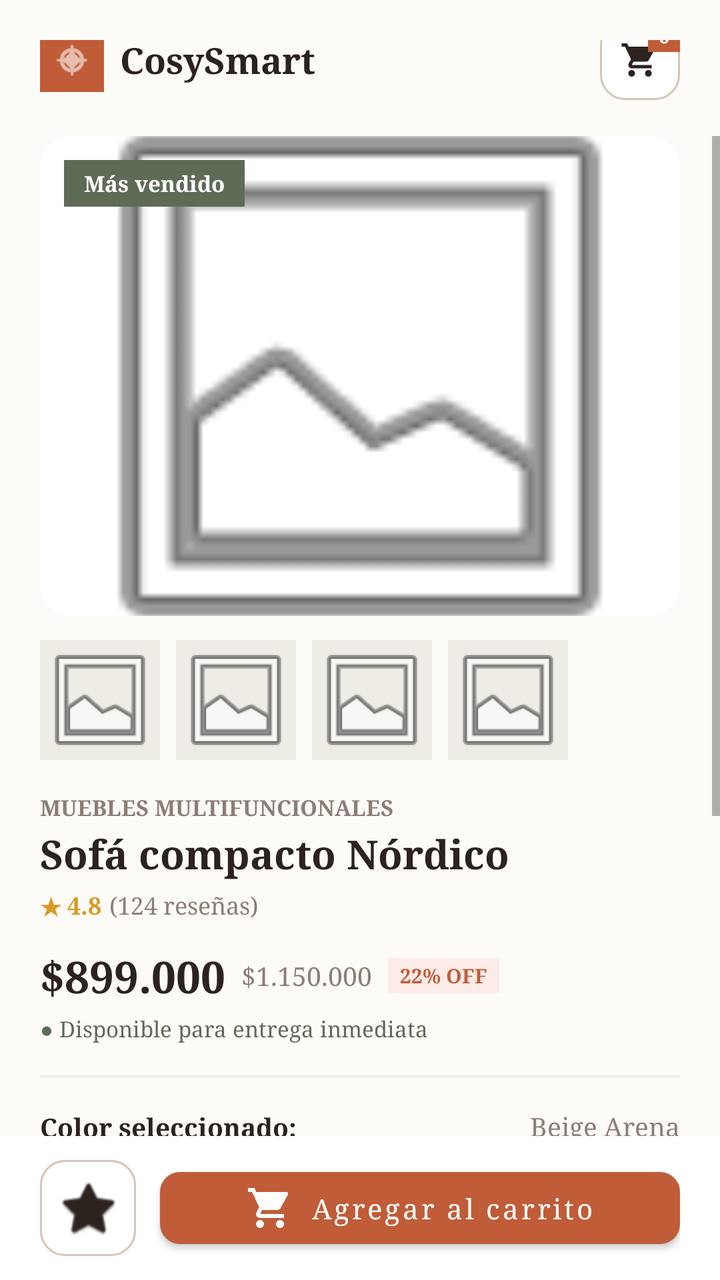
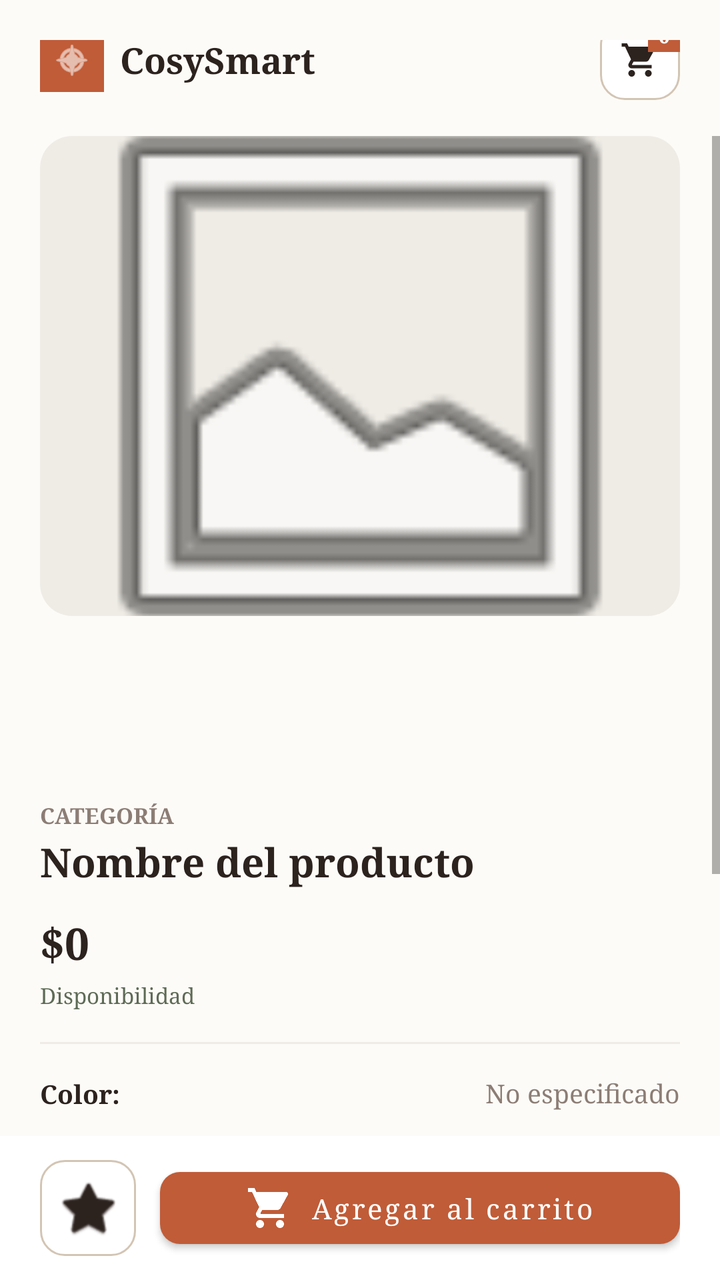

An Android layout rendered at two revisions. The XML below is the earlier revision; the diff shows what the commit changed to produce the second picture.
<!-- AndroidManifest.xml: application theme Theme.CosySmart -->
<!-- res/layout/activity_product_detail.xml -->
<?xml version="1.0" encoding="utf-8"?>
<androidx.constraintlayout.widget.ConstraintLayout xmlns:android="http://schemas.android.com/apk/res/android"
    xmlns:app="http://schemas.android.com/apk/res-auto"
    android:layout_width="match_parent"
    android:layout_height="match_parent"
    android:background="#FDFBF7">

    
    <RelativeLayout
        android:id="@+id/layoutHeaderTop"
        android:layout_width="match_parent"
        android:layout_height="wrap_content"
        android:paddingHorizontal="20dp"
        android:paddingTop="20dp"
        app:layout_constraintTop_toTopOf="parent">

        <LinearLayout
            android:layout_width="wrap_content"
            android:layout_height="wrap_content"
            android:layout_centerVertical="true"
            android:gravity="center_vertical"
            android:orientation="horizontal">

            <ImageView
                android:layout_width="32dp"
                android:layout_height="32dp"
                android:background="#C05C38"
                android:padding="6dp"
                android:src="@android:drawable/ic_menu_compass"
                app:tint="#FFFFFF" />

            <TextView
                android:layout_width="wrap_content"
                android:layout_height="wrap_content"
                android:layout_marginStart="8dp"
                android:text="CosySmart"
                android:textColor="#2C221E"
                android:textSize="18sp"
                android:textStyle="bold" />
        </LinearLayout>

        <RelativeLayout
            android:id="@+id/btnTopCart"
            android:layout_width="40dp"
            android:layout_height="40dp"
            android:layout_alignParentEnd="true"
            android:layout_centerVertical="true"
            android:background="@drawable/bg_search_input">

            <ImageView
                android:layout_width="20dp"
                android:layout_height="20dp"
                android:layout_centerInParent="true"
                android:src="@drawable/ic_shopping"
                app:tint="#2C221E" />

            <TextView
                android:id="@+id/tvCartBadge"
                android:layout_width="16dp"
                android:layout_height="16dp"
                android:layout_alignParentEnd="true"
                android:layout_alignParentTop="true"
                android:background="#C05C38"
                android:gravity="center"
                android:text="0"
                android:textColor="#FFFFFF"
                android:textSize="10sp"
                android:textStyle="bold" />
        </RelativeLayout>
    </RelativeLayout>

    
    <ScrollView
        android:layout_width="match_parent"
        android:layout_height="0dp"
        android:layout_marginTop="8dp"
        android:clipToPadding="false"
        android:paddingBottom="16dp"
        app:layout_constraintBottom_toTopOf="@id/layoutBottomBar"
        app:layout_constraintTop_toBottomOf="@id/layoutHeaderTop">

        <LinearLayout
            android:layout_width="match_parent"
            android:layout_height="wrap_content"
            android:orientation="vertical"
            android:paddingHorizontal="20dp">

            
            <RelativeLayout
                android:layout_width="match_parent"
                android:layout_height="240dp">

                <androidx.cardview.widget.CardView
                    android:layout_width="match_parent"
                    android:layout_height="match_parent"
                    app:cardCornerRadius="16dp"
                    app:cardElevation="0dp">

                    <ImageView
                        android:id="@+id/imgMainProduct"
                        android:layout_width="match_parent"
                        android:layout_height="match_parent"
                        android:scaleType="centerCrop"
                        android:src="@android:drawable/ic_menu_gallery" />
                </androidx.cardview.widget.CardView>

                <TextView
                    android:layout_width="wrap_content"
                    android:layout_height="wrap_content"
                    android:layout_marginStart="12dp"
                    android:layout_marginTop="12dp"
                    android:background="#5E6B56"
                    android:paddingHorizontal="10dp"
                    android:paddingVertical="4dp"
                    android:text="Más vendido"
                    android:textColor="#FFFFFF"
                    android:textSize="11sp"
                    android:textStyle="bold" />
            </RelativeLayout>

            
            <LinearLayout
                android:layout_width="match_parent"
                android:layout_height="60dp"
                android:layout_marginTop="12dp"
                android:orientation="horizontal">

                <ImageView
                    android:layout_width="60dp"
                    android:layout_height="match_parent"
                    android:layout_marginEnd="8dp"
                    android:background="#EFECE6"
                    android:scaleType="centerCrop"
                    android:src="@android:drawable/ic_menu_gallery" />

                <ImageView
                    android:layout_width="60dp"
                    android:layout_height="match_parent"
                    android:layout_marginEnd="8dp"
                    android:background="#EFECE6"
                    android:scaleType="centerCrop"
                    android:src="@android:drawable/ic_menu_gallery" />

                <ImageView
                    android:layout_width="60dp"
                    android:layout_height="match_parent"
                    android:layout_marginEnd="8dp"
                    android:background="#EFECE6"
                    android:scaleType="centerCrop"
                    android:src="@android:drawable/ic_menu_gallery" />

                <ImageView
                    android:layout_width="60dp"
                    android:layout_height="match_parent"
                    android:background="#EFECE6"
                    android:scaleType="centerCrop"
                    android:src="@android:drawable/ic_menu_gallery" />
            </LinearLayout>

            
            <TextView
                android:layout_width="wrap_content"
                android:layout_height="wrap_content"
                android:layout_marginTop="16dp"
                android:text="MUEBLES MULTIFUNCIONALES"
                android:textColor="#8C7D75"
                android:textSize="11sp"
                android:textStyle="bold" />

            <TextView
                android:id="@+id/tvProductName"
                android:layout_width="wrap_content"
                android:layout_height="wrap_content"
                android:layout_marginTop="2dp"
                android:text="Sofá compacto Nórdico"
                android:textColor="#2C221E"
                android:textSize="20sp"
                android:textStyle="bold" />

            
            <LinearLayout
                android:layout_width="wrap_content"
                android:layout_height="wrap_content"
                android:layout_marginTop="4dp"
                android:gravity="center_vertical"
                android:orientation="horizontal">

                <TextView
                    android:layout_width="wrap_content"
                    android:layout_height="wrap_content"
                    android:text="★ 4.8"
                    android:textColor="#D99B26"
                    android:textSize="12sp"
                    android:textStyle="bold" />

                <TextView
                    android:layout_width="wrap_content"
                    android:layout_height="wrap_content"
                    android:layout_marginStart="4dp"
                    android:text="(124 reseñas)"
                    android:textColor="#8C7D75"
                    android:textSize="12sp" />
            </LinearLayout>

            
            <LinearLayout
                android:layout_width="wrap_content"
                android:layout_height="wrap_content"
                android:layout_marginTop="12dp"
                android:gravity="center_vertical"
                android:orientation="horizontal">

                <TextView
                    android:id="@+id/tvProductPrice"
                    android:layout_width="wrap_content"
                    android:layout_height="wrap_content"
                    android:text="$899.000"
                    android:textColor="#2C221E"
                    android:textSize="22sp"
                    android:textStyle="bold" />

                <TextView
                    android:id="@+id/tvOldPrice"
                    android:layout_width="wrap_content"
                    android:layout_height="wrap_content"
                    android:layout_marginStart="8dp"
                    android:text="$1.150.000"
                    android:textColor="#8C7D75"
                    android:textSize="13sp" />

                <TextView
                    android:layout_width="wrap_content"
                    android:layout_height="wrap_content"
                    android:layout_marginStart="8dp"
                    android:background="#FCEBE6"
                    android:paddingHorizontal="6dp"
                    android:paddingVertical="2dp"
                    android:text="22% OFF"
                    android:textColor="#C05C38"
                    android:textSize="10sp"
                    android:textStyle="bold" />
            </LinearLayout>

            <TextView
                android:layout_width="wrap_content"
                android:layout_height="wrap_content"
                android:layout_marginTop="4dp"
                android:text="● Disponible para entrega inmediata"
                android:textColor="#5E6B56"
                android:textSize="11sp" />

            <View
                android:layout_width="match_parent"
                android:layout_height="1dp"
                android:layout_marginVertical="16dp"
                android:background="#EFECE6" />

            
            <RelativeLayout
                android:layout_width="match_parent"
                android:layout_height="wrap_content">

                <TextView
                    android:layout_width="wrap_content"
                    android:layout_height="wrap_content"
                    android:text="Color seleccionado:"
                    android:textColor="#2C221E"
                    android:textSize="13sp"
                    android:textStyle="bold" />

                <TextView
                    android:id="@+id/tvSelectedColor"
                    android:layout_width="wrap_content"
                    android:layout_height="wrap_content"
                    android:layout_alignParentEnd="true"
                    android:text="Beige Arena"
                    android:textColor="#8C7D75"
                    android:textSize="13sp" />
            </RelativeLayout>

            <LinearLayout
                android:layout_width="match_parent"
                android:layout_height="wrap_content"
                android:layout_marginTop="8dp"
                android:orientation="horizontal">

                <View
                    android:layout_width="32dp"
                    android:layout_height="32dp"
                    android:layout_marginEnd="10dp"
                    android:background="#D8C3A5" />

                <View
                    android:layout_width="32dp"
                    android:layout_height="32dp"
                    android:layout_marginEnd="10dp"
                    android:background="#6E7B68" />

                <View
                    android:layout_width="32dp"
                    android:layout_height="32dp"
                    android:layout_marginEnd="10dp"
                    android:background="#3E342F" />

                <View
                    android:layout_width="32dp"
                    android:layout_height="32dp"
                    android:background="#99948F" />
            </LinearLayout>

            
            <RelativeLayout
                android:layout_width="match_parent"
                android:layout_height="wrap_content"
                android:layout_marginTop="20dp">

                <TextView
                    android:layout_width="wrap_content"
                    android:layout_height="wrap_content"
                    android:layout_centerVertical="true"
                    android:text="Cantidad"
                    android:textColor="#2C221E"
                    android:textSize="13sp"
                    android:textStyle="bold" />

                <LinearLayout
                    android:layout_width="wrap_content"
                    android:layout_height="36dp"
                    android:layout_alignParentEnd="true"
                    android:background="@drawable/bg_search_input"
                    android:gravity="center_vertical"
                    android:orientation="horizontal"
                    android:paddingHorizontal="8dp">

                    <TextView
                        android:id="@+id/btnMinus"
                        android:layout_width="28dp"
                        android:layout_height="match_parent"
                        android:gravity="center"
                        android:text="-"
                        android:textColor="#2C221E"
                        android:textSize="16sp"
                        android:textStyle="bold" />

                    <TextView
                        android:id="@+id/tvQuantity"
                        android:layout_width="32dp"
                        android:layout_height="match_parent"
                        android:gravity="center"
                        android:text="1"
                        android:textColor="#2C221E"
                        android:textSize="14sp"
                        android:textStyle="bold" />

                    <TextView
                        android:id="@+id/btnPlus"
                        android:layout_width="28dp"
                        android:layout_height="match_parent"
                        android:gravity="center"
                        android:text="+"
                        android:textColor="#2C221E"
                        android:textSize="16sp"
                        android:textStyle="bold" />
                </LinearLayout>
            </RelativeLayout>

            
            <TextView
                android:layout_width="wrap_content"
                android:layout_height="wrap_content"
                android:layout_marginTop="20dp"
                android:text="Descripción"
                android:textColor="#2C221E"
                android:textSize="14sp"
                android:textStyle="bold" />

            <TextView
                android:layout_width="match_parent"
                android:layout_height="wrap_content"
                android:layout_marginTop="6dp"
                android:lineSpacingExtra="3dp"
                android:text="Diseñado para maximizar el confort y la funcionalidad en pocos metros. Este sofá combina líneas limpias de estilo nórdico con un tapizado suave y resistente, ideal para crear espacios de calma en casa."
                android:textColor="#7A6F68"
                android:textSize="12sp" />

        </LinearLayout>
    </ScrollView>

    
    <LinearLayout
        android:id="@+id/layoutBottomBar"
        android:layout_width="match_parent"
        android:layout_height="wrap_content"
        android:background="#FFFFFF"
        android:orientation="horizontal"
        android:paddingHorizontal="20dp"
        android:paddingVertical="12dp"
        app:layout_constraintBottom_toBottomOf="parent">

        <ImageButton
            android:id="@+id/btnFav"
            android:layout_width="48dp"
            android:layout_height="48dp"
            android:layout_marginEnd="12dp"
            android:background="@drawable/bg_search_input"
            android:contentDescription="Favorito"
            android:src="@android:drawable/btn_star_big_off"
            app:tint="#2C221E" />

        <com.google.android.material.button.MaterialButton
            android:id="@+id/btnAddToCart"
            android:layout_width="0dp"
            android:layout_height="48dp"
            android:layout_weight="1"
            android:text="Agregar al carrito"
            android:textAllCaps="false"
            android:textColor="#FFFFFF"
            android:textSize="14sp"
            app:backgroundTint="#C05C38"
            app:cornerRadius="10dp"
            app:icon="@drawable/ic_shopping"
            app:iconGravity="textStart"
            app:iconTint="#FFFFFF" />
    </LinearLayout>

</androidx.constraintlayout.widget.ConstraintLayout>
<!-- resources referenced by this layout -->
<resources>
  <!-- drawable bg_search_input (drawable) -->
  <?xml version="1.0" encoding="utf-8"?>
  <shape xmlns:android="http://schemas.android.com/apk/res/android"
      android:shape="rectangle">
      <solid android:color="#FFFFFF" />
      <corners android:radius="12dp" />
      <stroke
          android:width="1dp"
          android:color="#D3C5B4" />
  </shape>
  <!-- drawable ic_shopping (drawable) -->
  <vector xmlns:android="http://schemas.android.com/apk/res/android" android:height="24dp" android:tint="#C86D51" android:viewportHeight="24" android:viewportWidth="24" android:width="24dp">
        
      <path android:fillColor="@android:color/white" android:pathData="M7,18c-1.1,0 -1.99,0.9 -1.99,2S5.9,22 7,22s2,-0.9 2,-2 -0.9,-2 -2,-2zM1,2v2h2l3.6,7.59 -1.35,2.45c-0.16,0.28 -0.25,0.61 -0.25,0.96 0,1.1 0.9,2 2,2h12v-2L7.42,15c-0.14,0 -0.25,-0.11 -0.25,-0.25l0.03,-0.12 0.9,-1.63h7.45c0.75,0 1.41,-0.41 1.75,-1.03l3.58,-6.49c0.08,-0.14 0.12,-0.31 0.12,-0.48 0,-0.55 -0.45,-1 -1,-1L5.21,4l-0.94,-2L1,2zM17,18c-1.1,0 -1.99,0.9 -1.99,2s0.89,2 1.99,2 2,-0.9 2,-2 -0.9,-2 -2,-2z"/>
      
  </vector>
  <style name="Theme.CosySmart" parent="Theme.MaterialComponents.DayNight.NoActionBar">
          <item name="colorPrimary">@color/cosy_primary</item>
          <item name="colorPrimaryVariant">@color/cosy_dark_green</item>
          <item name="colorOnPrimary">@color/white</item>
          <item name="android:windowBackground">@color/cosy_bg</item>
          <item name="android:fontFamily">serif</item>
          <item name="editTextStyle">@style/Widget.CosySmart.EditText</item>
      </style>
  <color name="cosy_primary">#C86D51</color>
  <color name="cosy_dark_green">#6A7059</color>
  <color name="white">#FFFFFFFF</color>
  <color name="cosy_bg">#F7F4EE</color>
  <style name="Widget.CosySmart.EditText" parent="Widget.AppCompat.EditText">
          <item name="android:textColor">#000000</item>
          <item name="android:textColorHint">#7A6D63</item>
          <item name="android:fontFamily">serif</item>
      </style>
</resources>

<!-- the commit's change to res/layout/activity_product_detail.xml (unified diff, before → after) -->
@@ -1,11 +1,11 @@
 <?xml version="1.0" encoding="utf-8"?>
-<androidx.constraintlayout.widget.ConstraintLayout xmlns:android="http://schemas.android.com/apk/res/android"
+<androidx.constraintlayout.widget.ConstraintLayout
+    xmlns:android="http://schemas.android.com/apk/res/android"
     xmlns:app="http://schemas.android.com/apk/res-auto"
     android:layout_width="match_parent"
     android:layout_height="match_parent"
     android:background="#FDFBF7">
 
-    
     <RelativeLayout
         android:id="@+id/layoutHeaderTop"
         android:layout_width="match_parent"
@@ -69,7 +69,6 @@
         </RelativeLayout>
     </RelativeLayout>
 
-    
     <ScrollView
         android:layout_width="match_parent"
         android:layout_height="0dp"
@@ -85,167 +84,70 @@
             android:orientation="vertical"
             android:paddingHorizontal="20dp">
 
-            
-            <RelativeLayout
-                android:layout_width="match_parent"
-                android:layout_height="240dp">
-
-                <androidx.cardview.widget.CardView
+            <androidx.cardview.widget.CardView
+                android:layout_width="match_parent"
+                android:layout_height="240dp"
+                app:cardCornerRadius="16dp"
+                app:cardElevation="0dp">
+
+                <ImageView
+                    android:id="@+id/imgMainProduct"
                     android:layout_width="match_parent"
-                    android:layout_height="match_parent"
-                    app:cardCornerRadius="16dp"
-                    app:cardElevation="0dp">
-
-                    <ImageView
-                        android:id="@+id/imgMainProduct"
-                        android:layout_width="match_parent"
-                        android:layout_height="match_parent"
-                        android:scaleType="centerCrop"
-                        android:src="@android:drawable/ic_menu_gallery" />
-                </androidx.cardview.widget.CardView>
-
-                <TextView
-                    android:layout_width="wrap_content"
-                    android:layout_height="wrap_content"
-                    android:layout_marginStart="12dp"
-                    android:layout_marginTop="12dp"
-                    android:background="#5E6B56"
-                    android:paddingHorizontal="10dp"
-                    android:paddingVertical="4dp"
-                    android:text="Más vendido"
-                    android:textColor="#FFFFFF"
-                    android:textSize="11sp"
-                    android:textStyle="bold" />
-            </RelativeLayout>
-
-            
-            <LinearLayout
-                android:layout_width="match_parent"
-                android:layout_height="60dp"
-                android:layout_marginTop="12dp"
-                android:orientation="horizontal">
-
-                <ImageView
-                    android:layout_width="60dp"
-                    android:layout_height="match_parent"
-                    android:layout_marginEnd="8dp"
-                    android:background="#EFECE6"
-                    android:scaleType="centerCrop"
-                    android:src="@android:drawable/ic_menu_gallery" />
-
-                <ImageView
-                    android:layout_width="60dp"
-                    android:layout_height="match_parent"
-                    android:layout_marginEnd="8dp"
-                    android:background="#EFECE6"
-                    android:scaleType="centerCrop"
-                    android:src="@android:drawable/ic_menu_gallery" />
-
-                <ImageView
-                    android:layout_width="60dp"
-                    android:layout_height="match_parent"
-                    android:layout_marginEnd="8dp"
-                    android:background="#EFECE6"
-                    android:scaleType="centerCrop"
-                    android:src="@android:drawable/ic_menu_gallery" />
-
-                <ImageView
-                    android:layout_width="60dp"
                     android:layout_height="match_parent"
                     android:background="#EFECE6"
                     android:scaleType="centerCrop"
                     android:src="@android:drawable/ic_menu_gallery" />
-            </LinearLayout>
-
-            
-            <TextView
+            </androidx.cardview.widget.CardView>
+
+            <HorizontalScrollView
+                android:layout_width="match_parent"
+                android:layout_height="64dp"
+                android:layout_marginTop="12dp"
+                android:scrollbars="none">
+
+                <LinearLayout
+                    android:id="@+id/layoutProductThumbnails"
+                    android:layout_width="wrap_content"
+                    android:layout_height="match_parent"
+                    android:orientation="horizontal" />
+            </HorizontalScrollView>
+
+            <TextView
+                android:id="@+id/tvProductCategory"
                 android:layout_width="wrap_content"
                 android:layout_height="wrap_content"
                 android:layout_marginTop="16dp"
-                android:text="MUEBLES MULTIFUNCIONALES"
+                android:text="CATEGORÍA"
                 android:textColor="#8C7D75"
                 android:textSize="11sp"
                 android:textStyle="bold" />
 
             <TextView
                 android:id="@+id/tvProductName"
-                android:layout_width="wrap_content"
+                android:layout_width="match_parent"
                 android:layout_height="wrap_content"
                 android:layout_marginTop="2dp"
-                android:text="Sofá compacto Nórdico"
+                android:text="Nombre del producto"
                 android:textColor="#2C221E"
                 android:textSize="20sp"
                 android:textStyle="bold" />
 
-            
-            <LinearLayout
+            <TextView
+                android:id="@+id/tvProductPrice"
+                android:layout_width="wrap_content"
+                android:layout_height="wrap_content"
+                android:layout_marginTop="12dp"
+                android:text="$0"
+                android:textColor="#2C221E"
+                android:textSize="22sp"
+                android:textStyle="bold" />
+
+            <TextView
+                android:id="@+id/tvProductStock"
                 android:layout_width="wrap_content"
                 android:layout_height="wrap_content"
                 android:layout_marginTop="4dp"
-                android:gravity="center_vertical"
-                android:orientation="horizontal">
-
-                <TextView
-                    android:layout_width="wrap_content"
-                    android:layout_height="wrap_content"
-                    android:text="★ 4.8"
-                    android:textColor="#D99B26"
-                    android:textSize="12sp"
-                    android:textStyle="bold" />
-
-                <TextView
-                    android:layout_width="wrap_content"
-                    android:layout_height="wrap_content"
-                    android:layout_marginStart="4dp"
-                    android:text="(124 reseñas)"
-                    android:textColor="#8C7D75"
-                    android:textSize="12sp" />
-            </LinearLayout>
-
-            
-            <LinearLayout
-                android:layout_width="wrap_content"
-                android:layout_height="wrap_content"
-                android:layout_marginTop="12dp"
-                android:gravity="center_vertical"
-                android:orientation="horizontal">
-
-                <TextView
-                    android:id="@+id/tvProductPrice"
-                    android:layout_width="wrap_content"
-                    android:layout_height="wrap_content"
-                    android:text="$899.000"
-                    android:textColor="#2C221E"
-                    android:textSize="22sp"
-                    android:textStyle="bold" />
-
-                <TextView
-                    android:id="@+id/tvOldPrice"
-                    android:layout_width="wrap_content"
-                    android:layout_height="wrap_content"
-                    android:layout_marginStart="8dp"
-                    android:text="$1.150.000"
-                    android:textColor="#8C7D75"
-                    android:textSize="13sp" />
-
-                <TextView
-                    android:layout_width="wrap_content"
-                    android:layout_height="wrap_content"
-                    android:layout_marginStart="8dp"
-                    android:background="#FCEBE6"
-                    android:paddingHorizontal="6dp"
-                    android:paddingVertical="2dp"
-                    android:text="22% OFF"
-                    android:textColor="#C05C38"
-                    android:textSize="10sp"
-                    android:textStyle="bold" />
-            </LinearLayout>
-
-            <TextView
-                android:layout_width="wrap_content"
-                android:layout_height="wrap_content"
-                android:layout_marginTop="4dp"
-                android:text="● Disponible para entrega inmediata"
+                android:text="Disponibilidad"
                 android:textColor="#5E6B56"
                 android:textSize="11sp" />
 
@@ -255,7 +157,6 @@
                 android:layout_marginVertical="16dp"
                 android:background="#EFECE6" />
 
-            
             <RelativeLayout
                 android:layout_width="match_parent"
                 android:layout_height="wrap_content">
@@ -263,7 +164,7 @@
                 <TextView
                     android:layout_width="wrap_content"
                     android:layout_height="wrap_content"
-                    android:text="Color seleccionado:"
+                    android:text="Color:"
                     android:textColor="#2C221E"
                     android:textSize="13sp"
                     android:textStyle="bold" />
@@ -273,42 +174,29 @@
                     android:layout_width="wrap_content"
                     android:layout_height="wrap_content"
                     android:layout_alignParentEnd="true"
-                    android:text="Beige Arena"
+                    android:text="No especificado"
                     android:textColor="#8C7D75"
                     android:textSize="13sp" />
             </RelativeLayout>
 
-            <LinearLayout
-                android:layout_width="match_parent"
-                android:layout_height="wrap_content"
-                android:layout_marginTop="8dp"
-                android:orientation="horizontal">
-
-                <View
-                    android:layout_width="32dp"
-                    android:layout_height="32dp"
-                    android:layout_marginEnd="10dp"
-                    android:background="#D8C3A5" />
-
-                <View
-                    android:layout_width="32dp"
-                    android:layout_height="32dp"
-                    android:layout_marginEnd="10dp"
-                    android:background="#6E7B68" />
-
-                <View
-                    android:layout_width="32dp"
-                    android:layout_height="32dp"
-                    android:layout_marginEnd="10dp"
-                    android:background="#3E342F" />
-
-                <View
-                    android:layout_width="32dp"
-                    android:layout_height="32dp"
-                    android:background="#99948F" />
-            </LinearLayout>
-
-            
+            <TextView
+                android:id="@+id/tvProductDimensions"
+                android:layout_width="match_parent"
+                android:layout_height="wrap_content"
+                android:layout_marginTop="14dp"
+                android:text="Dimensiones: No especificadas"
+                android:textColor="#7A6F68"
+                android:textSize="12sp" />
+
+            <TextView
+                android:id="@+id/tvProductWeight"
+                android:layout_width="match_parent"
+                android:layout_height="wrap_content"
+                android:layout_marginTop="6dp"
+                android:text="Peso: No especificado"
+                android:textColor="#7A6F68"
+                android:textSize="12sp" />
+
             <RelativeLayout
                 android:layout_width="match_parent"
                 android:layout_height="wrap_content"
@@ -364,7 +252,6 @@
                 </LinearLayout>
             </RelativeLayout>
 
-            
             <TextView
                 android:layout_width="wrap_content"
                 android:layout_height="wrap_content"
@@ -375,18 +262,18 @@
                 android:textStyle="bold" />
 
             <TextView
+                android:id="@+id/tvProductDescription"
                 android:layout_width="match_parent"
                 android:layout_height="wrap_content"
                 android:layout_marginTop="6dp"
                 android:lineSpacingExtra="3dp"
-                android:text="Diseñado para maximizar el confort y la funcionalidad en pocos metros. Este sofá combina líneas limpias de estilo nórdico con un tapizado suave y resistente, ideal para crear espacios de calma en casa."
+                android:text="Cargando descripción..."
                 android:textColor="#7A6F68"
                 android:textSize="12sp" />
 
         </LinearLayout>
     </ScrollView>
 
-    
     <LinearLayout
         android:id="@+id/layoutBottomBar"
         android:layout_width="match_parent"
